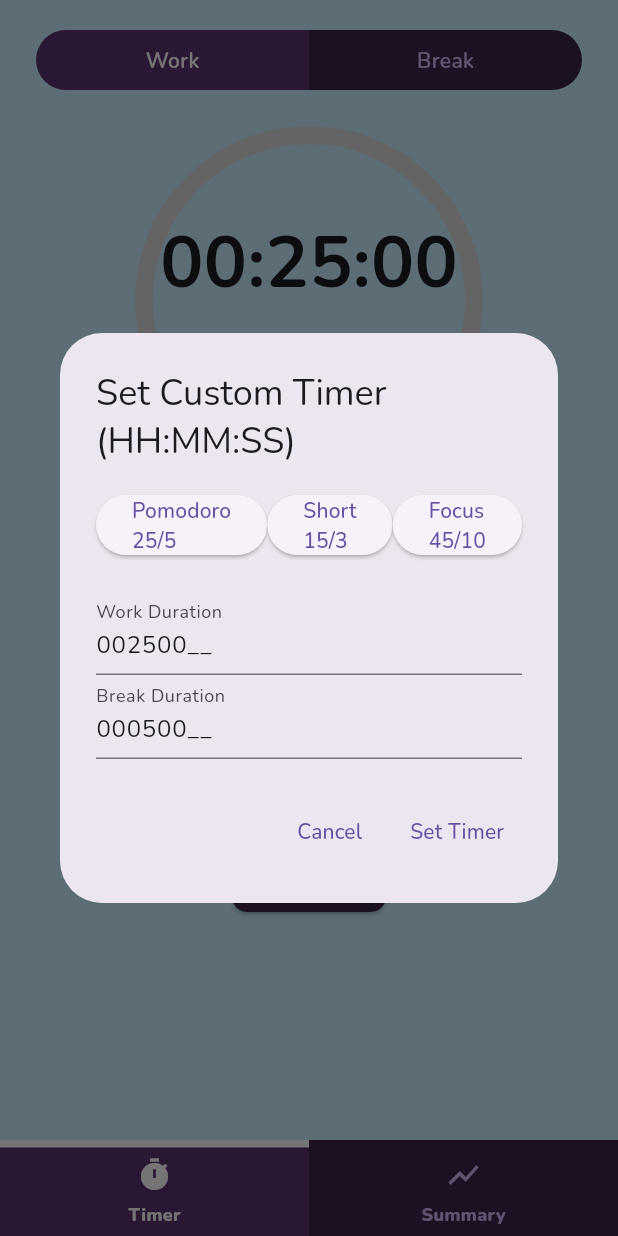
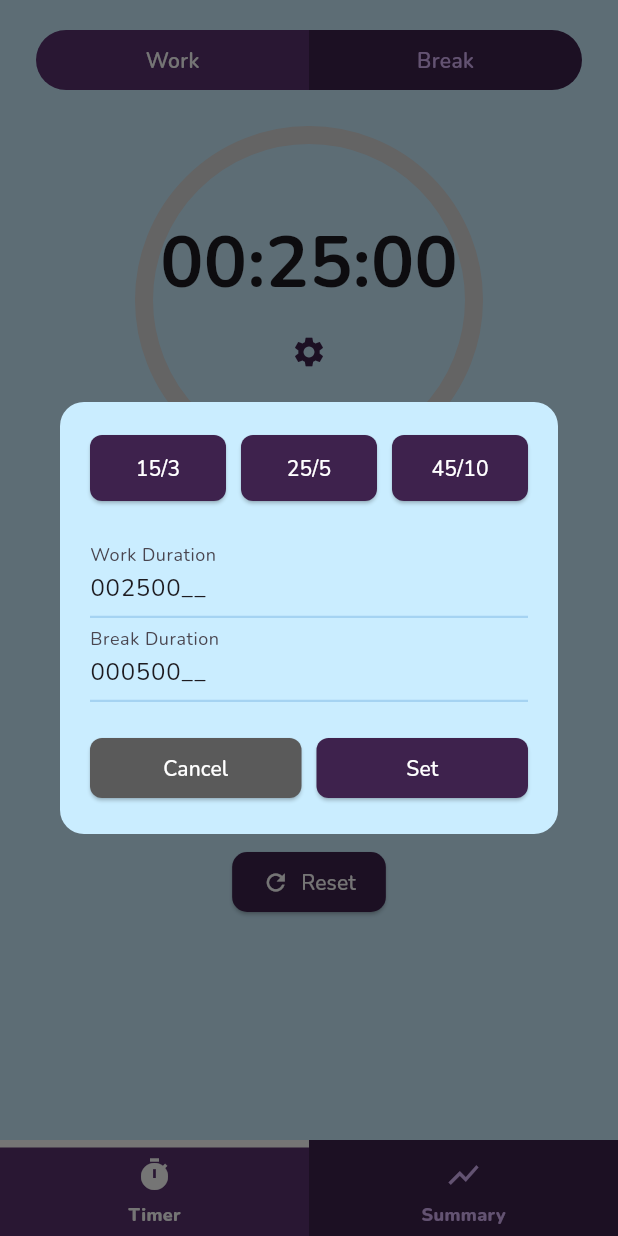
Before and after one commit to lazuardi-kipidapp/pomodoro_timer, a Flutter app: the screen it shows after launch, after a tap on the "settings" icon, on a phone screen of 412 x 824 dp. Run offline on Flutter 3.47's test engine with Material 3 defaults, Android fonts, the phone set to English and light mode, and no system bars; our stand-ins replace awesome_notifications, flutter_local_notifications, mask_text_input_formatter, shared_preferences.

Commit message:
dialog box declutter done

```diff
--- a/lib/utils/custom_colors.dart
+++ b/lib/utils/custom_colors.dart
@@ -9,6 +9,7 @@ class CustomColors {
   static const Color darkBlue100 = Color(0xFFA5D3F2);
   static const Color darkPurple100 = Color(0xFF5A3370);
   static const Color darkPurple200 = Color(0xFF3E224D);
+  static const Color darkGray100 = Color(0xFF5A5A5A);
 
   // Backgrounds
   static const Color backgroundBlue = CustomColors.lightBlue100;
@@ -23,6 +24,12 @@ class CustomColors {
   // Buttons
   static const Color buttonPurpleBG = CustomColors.darkPurple200;
   static const Color buttonPurpleLabel = Colors.white;
+  static const Color buttonGrayBG = CustomColors.darkGray100;
+  static const Color buttonGrayLabel = Colors.white;
+
+  // Inputs
+  static const Color inputFocused = CustomColors.darkPurple100;
+  static const Color inputEnabled = CustomColors.darkBlue100;
 
   // Strokes
   static const Color strokeBlue = CustomColors.darkBlue100;
--- a/lib/widgets/custom_timer_dialog.dart
+++ b/lib/widgets/custom_timer_dialog.dart
@@ -1,4 +1,5 @@
 import 'package:flutter/material.dart';
+import 'package:pomodoro_timer/utils/custom_colors.dart';
 import 'package:pomodoro_timer/utils/utils.dart';
 import 'package:pomodoro_timer/widgets/duration_input_field.dart';
 
@@ -39,18 +40,14 @@ class _CustomTimerDialogState extends State<CustomTimerDialog> {
     super.dispose();
   }
 
-  void _setPreset(int workMinutes, int breakMinutes) {
-    setState(() {
-      _workController.text = TimeUtils.formatDurationFromSeconds(workMinutes * 60);
-      _breakController.text = TimeUtils.formatDurationFromSeconds(breakMinutes * 60);
-    });
-  }
-
   @override
   Widget build(BuildContext context) {
-    return AlertDialog(
-      title: const Text('Set Custom Timer (HH:MM:SS)'),
-      content: SizedBox(
+    return Dialog(
+      backgroundColor: CustomColors.backgroundBlue,
+      shape: RoundedRectangleBorder(borderRadius: BorderRadius.circular(16)),
+      child: Padding(
+        padding: const EdgeInsets.all(20.0),
+        child: SizedBox(
           width: double.maxFinite,
           child: SingleChildScrollView(
             child: Form(
@@ -59,20 +56,13 @@ class _CustomTimerDialogState extends State<CustomTimerDialog> {
                 mainAxisSize: MainAxisSize.min,
                 children: [
                   Row(
-                  mainAxisAlignment: MainAxisAlignment.spaceBetween,
+                    mainAxisAlignment: MainAxisAlignment.spaceEvenly,
                     children: [
-                    ElevatedButton(
-                      onPressed: () => _setPreset(25, 5),
-                      child: const Text('Pomodoro\n25/5'),
-                    ),
-                    ElevatedButton(
-                      onPressed: () => _setPreset(15, 3),
-                      child: const Text('Short\n15/3'),
-                    ),
-                    ElevatedButton(
-                      onPressed: () => _setPreset(45, 10),
-                      child: const Text('Focus\n45/10'),
-                    ),
+                      _buildPresetButton('15/3', () => _setPreset(15, 3)),
+                      const SizedBox(width: 10),
+                      _buildPresetButton('25/5', () => _setPreset(25, 5)),
+                      const SizedBox(width: 10),
+                      _buildPresetButton('45/10', () => _setPreset(45, 10)),
                     ],
                   ),
                   const SizedBox(height: 20),
@@ -86,17 +76,26 @@ class _CustomTimerDialogState extends State<CustomTimerDialog> {
                     label: 'Break Duration',
                     hintText: 'HH:MM:SS',
                   ),
-              ],
+                  const SizedBox(height: 20),
+
+                  // Action Buttons
+                  Row(
+                    mainAxisAlignment: MainAxisAlignment.spaceEvenly,
+                    children: [
+                      Expanded(
+                        child: ElevatedButton(
+                          onPressed: () => Navigator.pop(context, null),
+                          style: ElevatedButton.styleFrom(
+                            backgroundColor: CustomColors.buttonGrayBG,
+                            foregroundColor: CustomColors.buttonGrayLabel,
+                            shape: RoundedRectangleBorder(borderRadius: BorderRadius.circular(8)),
+                          ),
+                          child: Text("Cancel"),
                         ),
                       ),
-        ),
-      ),
-      actions: [
-        TextButton(
-          onPressed: () => Navigator.pop(context, null),
-          child: const Text('Cancel'),
-        ),
-        TextButton(
+                      const SizedBox(width: 10),
+                      Expanded(
+                        child: ElevatedButton(
                           onPressed: () {
                             if (_formKey.currentState!.validate()) {
                               final workDuration = TimeUtils.parseHHMMSS(_workController.text);
@@ -107,9 +106,44 @@ class _CustomTimerDialogState extends State<CustomTimerDialog> {
                               });
                             }
                           },
-          child: const Text('Set Timer'),
+                          style: ElevatedButton.styleFrom(
+                            backgroundColor: CustomColors.buttonPurpleBG, // warna ungu gelap
+                            foregroundColor: CustomColors.buttonPurpleLabel,
+                            shape: RoundedRectangleBorder(borderRadius: BorderRadius.circular(8)),
+                          ),
+                          child: Text("Set"),
+                        ),
                       ),
                     ],
+                  ),
+                ],
+              ),
+            ),
+          ),
+        ),
+      ),
+    );
+  }
+
+  void _setPreset(int workMinutes, int breakMinutes) {
+    setState(() {
+      _workController.text = TimeUtils.formatDurationFromSeconds(workMinutes * 60);
+      _breakController.text = TimeUtils.formatDurationFromSeconds(breakMinutes * 60);
+    });
+  }
+
+  Widget _buildPresetButton(String label, VoidCallback callBack) {
+    return Expanded(
+      child: ElevatedButton(
+        onPressed: callBack,
+        style: ElevatedButton.styleFrom(
+          backgroundColor: CustomColors.buttonPurpleBG, // warna ungu gelap
+          foregroundColor: CustomColors.buttonPurpleLabel,
+          shape: RoundedRectangleBorder(borderRadius: BorderRadius.circular(8)),
+          padding: const EdgeInsets.symmetric(horizontal: 16, vertical: 12),
+        ),
+        child: Text(label),
+      ),
     );
   }
 }
--- a/lib/widgets/duration_input_field.dart
+++ b/lib/widgets/duration_input_field.dart
@@ -1,6 +1,7 @@
 import 'package:flutter/material.dart';
 import 'package:flutter/services.dart';
 import 'package:mask_text_input_formatter/mask_text_input_formatter.dart';
+import 'package:pomodoro_timer/utils/custom_colors.dart';
 
 class DurationInputField extends StatefulWidget {
   final TextEditingController controller;
@@ -94,6 +95,12 @@ void initState() {
       decoration: InputDecoration(
         labelText: widget.label,
         hintText: widget.hintText,
+        enabledBorder: UnderlineInputBorder(
+          borderSide: BorderSide(color: CustomColors.inputEnabled, width: 1.5),
+        ),
+        focusedBorder: UnderlineInputBorder(
+          borderSide: BorderSide(color: CustomColors.inputFocused, width: 2),
+        ),
       ),
       onChanged: _onChanged,
       validator: (value) {
```
Lines whose indentation alone changed are shown as unchanged.
